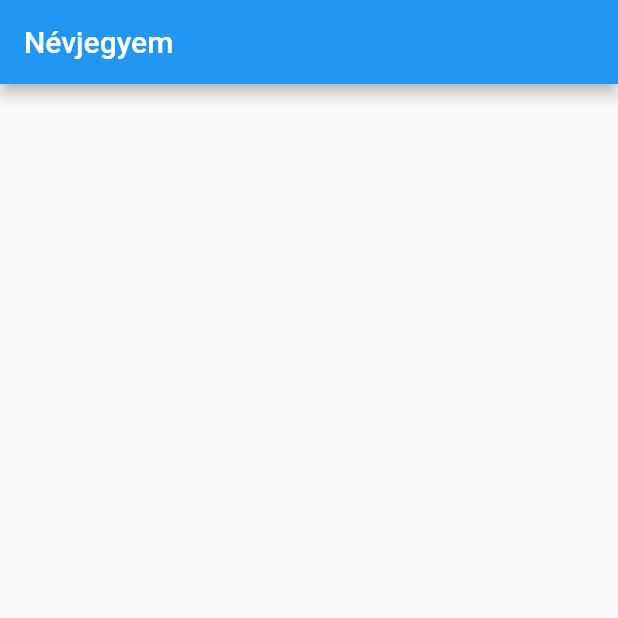
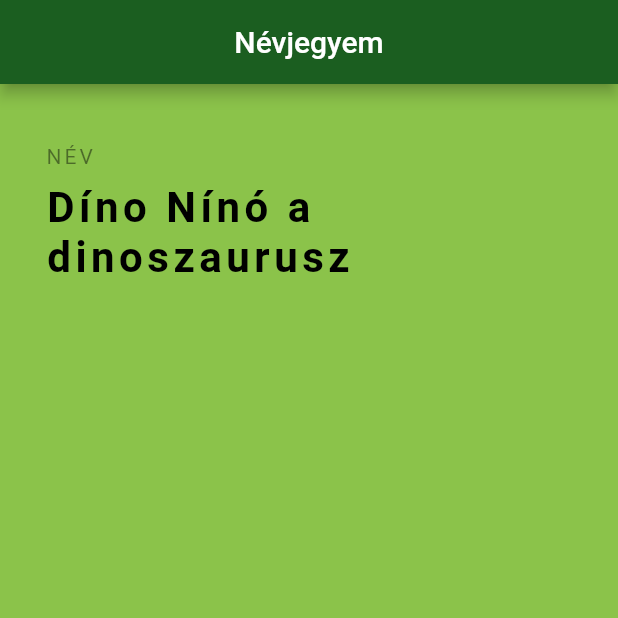
Before and after one commit to kobanya/nevjegy, a Flutter app: the screen it shows after launch, on a phone screen of 412 x 824 dp, the top half of it. Run offline on Flutter 3.47's test engine with Material 2 defaults, Android fonts, the phone set to English and light mode, and no system bars.

Commit message:
két szövegesmező hozzáadása és elrendezése

```diff
--- a/lib/main.dart
+++ b/lib/main.dart
@@ -1,6 +1,6 @@
 import 'package:flutter/material.dart';
 
-void main() => runApp(MaterialApp(
+void main() => runApp(const MaterialApp(
   home: nevjegy()
 ));
 
@@ -10,9 +10,39 @@ class nevjegy extends StatelessWidget {
   @override
   Widget build(BuildContext context) {
     return Scaffold(
+      backgroundColor: Colors.lightGreen,
       appBar: AppBar(
-        title: Text ('Névjegyem'),
+        title: const Text ('Névjegyem'),
+        centerTitle: true,
+        backgroundColor: Colors.green[900],
       ),
+    body: Padding(
+      padding: const EdgeInsets.fromLTRB(30.0, 40.0, 30.0, 0.0),
+      child: Column(
+        crossAxisAlignment: CrossAxisAlignment.start,
+        children: const <Widget>[
+          Text('NÉV',
+            style: TextStyle(
+              color: Colors.black45,
+              letterSpacing: 2.0,
+            ),
+          ),
+          // Üres tér beillesztése a két névelem közé
+        SizedBox(height: 10.0),
+        Text('Díno Nínó a dinoszaurusz',
+            style: TextStyle(
+            color: Colors.black,
+            letterSpacing: 3.0,
+            fontWeight:  FontWeight.bold,
+            fontSize: 28.0,
+          ),
+        ),
+            SizedBox(height: 10.0),
+
+
+        ],
+      ),
+    )
     );
 
   }
```
